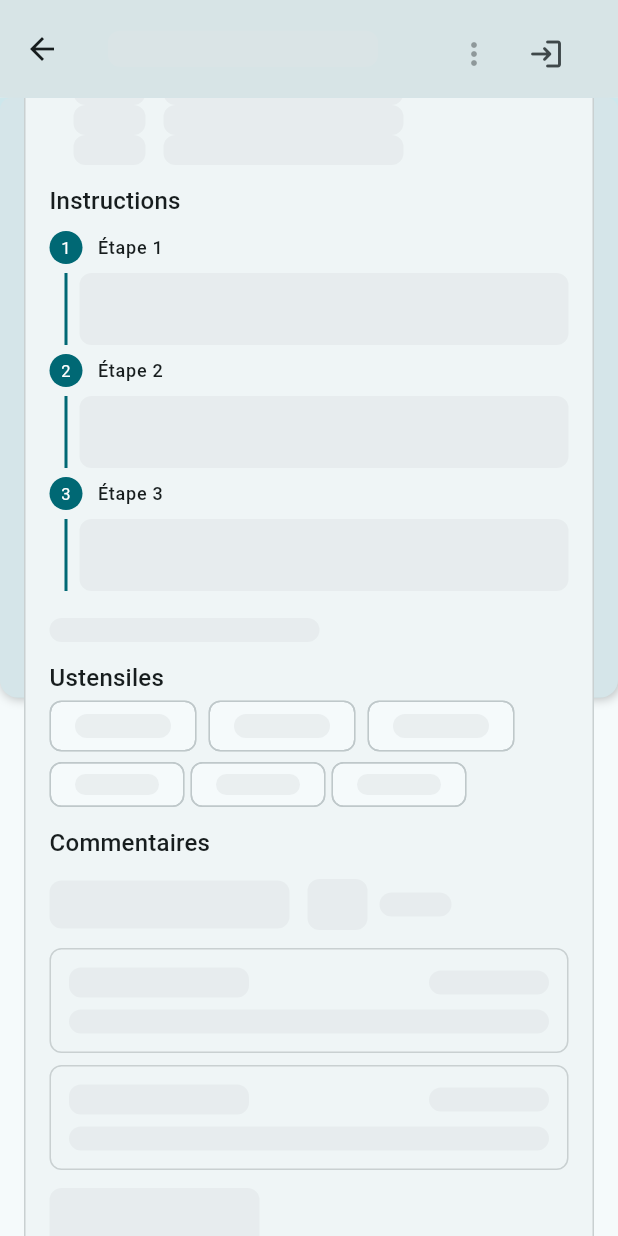
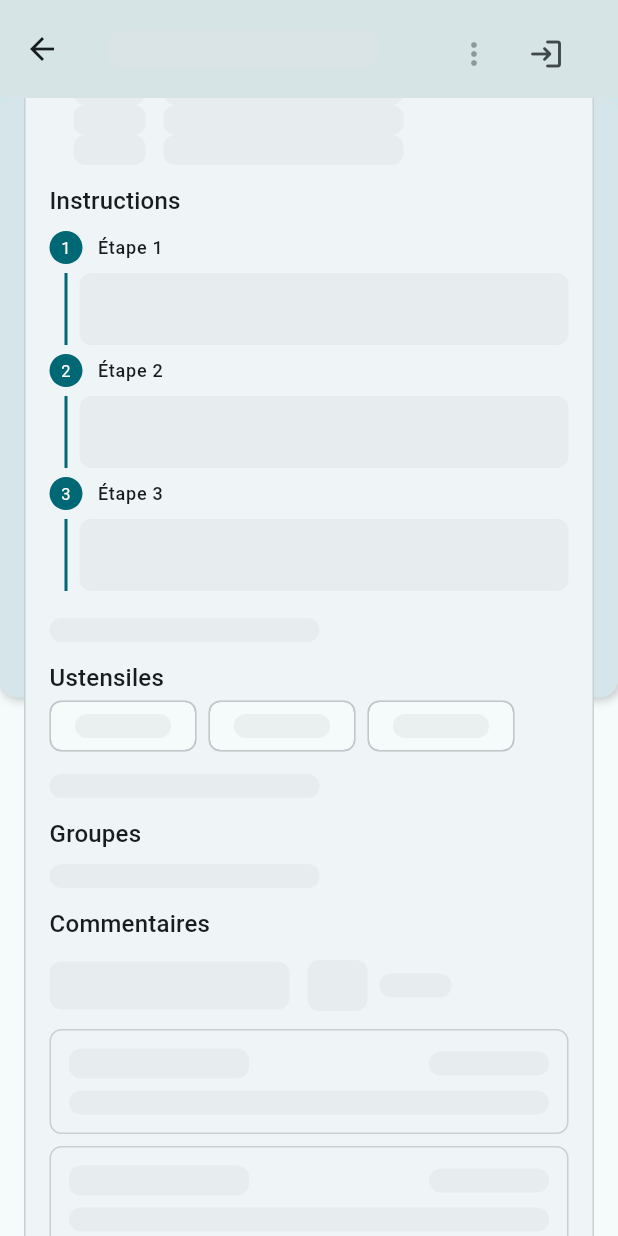
Before and after one commit to cs3991/abcuisto, a Flutter app: the RecipeDetailsPage screen opened directly, scrolled down 576 dp, on a phone screen of 412 x 824 dp. Run offline on Flutter 3.47's test engine with Material 3 defaults, Android fonts, the phone set to English and light mode, and no system bars; our stand-ins replace app_links, bloc, diacritic, flutter_bloc, hydrated_bloc, image_picker and 3 more; missing offline and left inert: transparent_pointer; accounts and stored records are empty; network calls fail.

Commit message:
Improve recipe metadata display and add group filters

```diff
--- a/lib/recipe/filters/filter_cubit.dart
+++ b/lib/recipe/filters/filter_cubit.dart
@@ -138,6 +138,23 @@
     );
   }
 
+  List<RecipeGroup> get availableGroups => (repository.user?.groups ?? const <RecipeGroup>[])
+      .where((group) => group.id != null && !group.isPublic)
+      .toList();
+
+  void updateFilteredGroup(String groupId, bool isSelected) {
+    final groups = {...?state.filter.groups};
+    if (isSelected) {
+      groups.add(groupId);
+    } else {
+      groups.remove(groupId);
+    }
+    emit(state.copyWith(
+      pagingState: PagingState<int, Recipe>(),
+      filter: state.filter.copyWith(groups: groups.toList()),
+    ));
+  }
+
   Future<void> refresh() async {
     update();
     await fetchNextPage();
--- a/lib/recipe/recipe_details.dart
+++ b/lib/recipe/recipe_details.dart
@@ -336,20 +336,24 @@
                           ),
                         ),
                         if (recipe == null || recipe.tags.isNotEmpty) ...[
-                          SizedBox(height: 4),
-                          Wrap(
-                            spacing: 4,
-                            runSpacing: 0,
-                            children: List.generate(
-                              recipe == null ? 3 : recipe.tags.length,
-                              (index) => Chip(
-                                label: recipe == null ? const PulsingPlaceholder(width: 56, height: 14) : Text(recipe.tags[index].displayName),
-                                labelStyle: Theme.of(context).textTheme.bodySmall,
-                                visualDensity: VisualDensity.compact,
-                                materialTapTargetSize: MaterialTapTargetSize.shrinkWrap,
-                              ),
+                          SizedBox(height: 12),
+                          recipe == null
+                              ? const PulsingPlaceholder(width: 180, height: 16)
+                              : Text(
+                                  recipe.tags.map((tag) => tag.displayName).join(' · '),
+                                  style: Theme.of(context).textTheme.bodyMedium,
+                                ),
+                        ],
+                        if (recipe == null || recipe.groups.isNotEmpty) ...[
+                          SizedBox(height: 12),
+                          Text("Groupes", style: Theme.of(context).textTheme.titleMedium),
+                          SizedBox(height: 8),
+                          if (recipe == null)
+                            const PulsingPlaceholder(width: 180, height: 16)
+                          else
+                            ...recipe.groups.map(
+                              (group) => Text(group.name ?? 'Groupe', style: Theme.of(context).textTheme.bodyMedium),
                             ),
-                          ),
                         ],
                         SizedBox(height: 12),
                         Text("Commentaires", style: Theme.of(context).textTheme.titleMedium),
```
Also changed, not shown: lib/recipe/filters/filter_page.dart (+22 -0 lines), lib/recipe/recipes_list.dart (+16 -1 lines), 1 other file.
